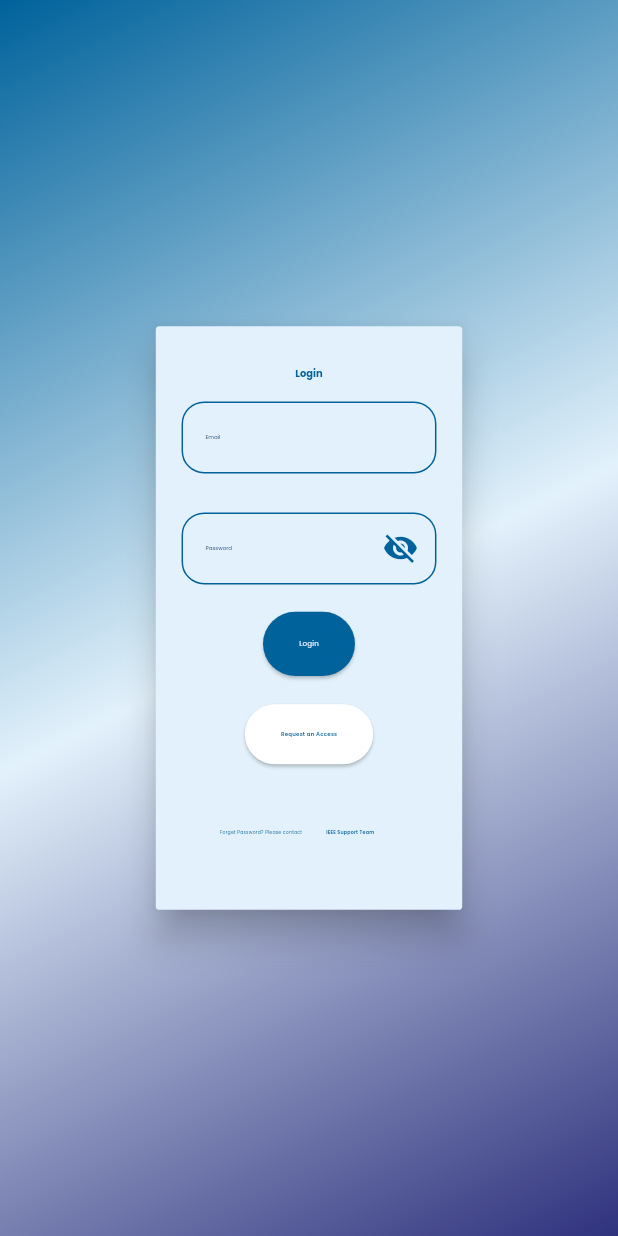
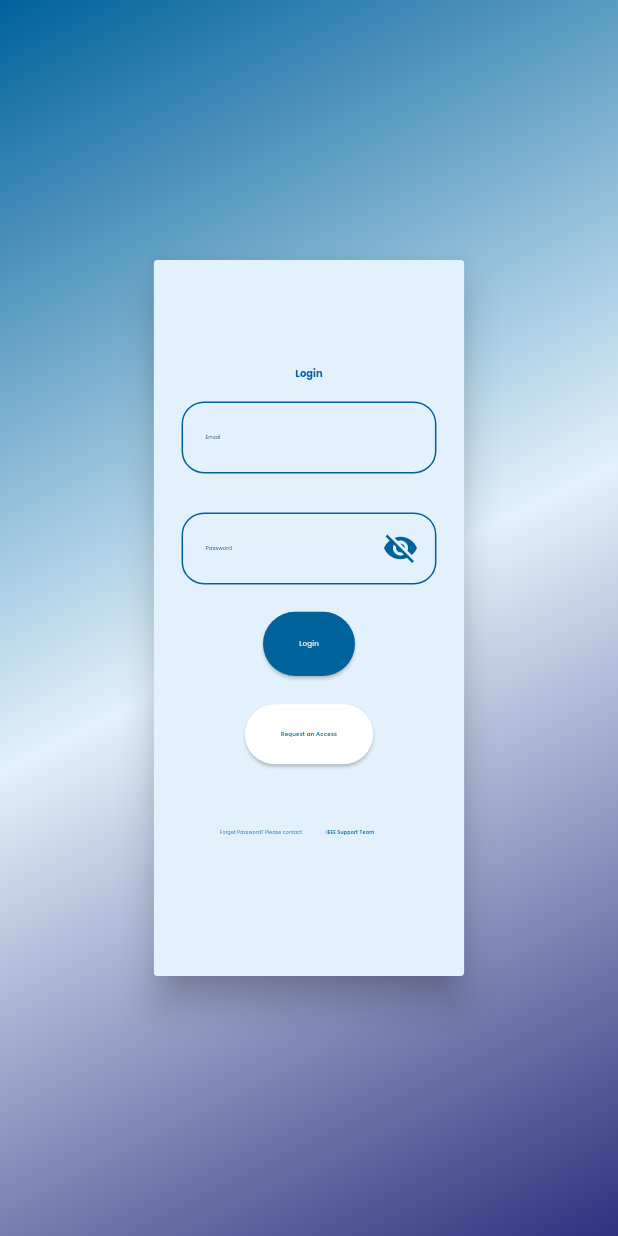
Before and after one commit to AyatSalahEl-din/IEEE_Website_Admin, a Flutter app: the screen it shows after launch, on a phone screen of 412 x 824 dp. Run offline on Flutter 3.47's test engine with Material 3 defaults, Android fonts, the phone set to English and light mode, and no system bars; our stand-ins replace cloud_firestore, cloud_functions, firebase_auth, firebase_core, flutter_screenutil, google_fonts and 1 more; missing offline and left inert: flutter_rounded_date_picker, image_picker_web; accounts and stored records are empty.

Commit message:
fixed overflow

```diff
--- a/lib/Login/login.dart
+++ b/lib/Login/login.dart
@@ -51,9 +51,9 @@ class _LoginScreenState extends State<LoginScreen> {
               ),
               color: WebsiteColors.gradeintBlueColor,
               child: Padding(
-                padding: EdgeInsets.all(24.w),
+                padding: EdgeInsets.all(30.w),
                 child: SizedBox(
-                  height: 3100.h,
+                  height: 3800.h,
                   width: 900.w,
                   child: Form(
                     key: formKey,
```
